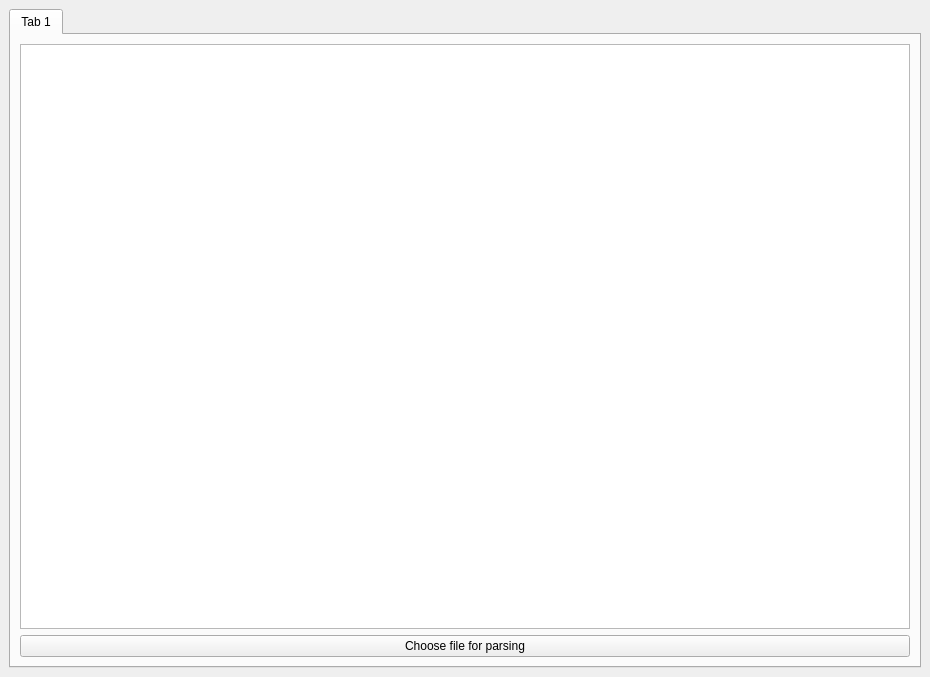
The window that ui/mainwindow.ui (TarasBarninets/speed-test-analyzer) describes before a commit, drawn with Qt 5.
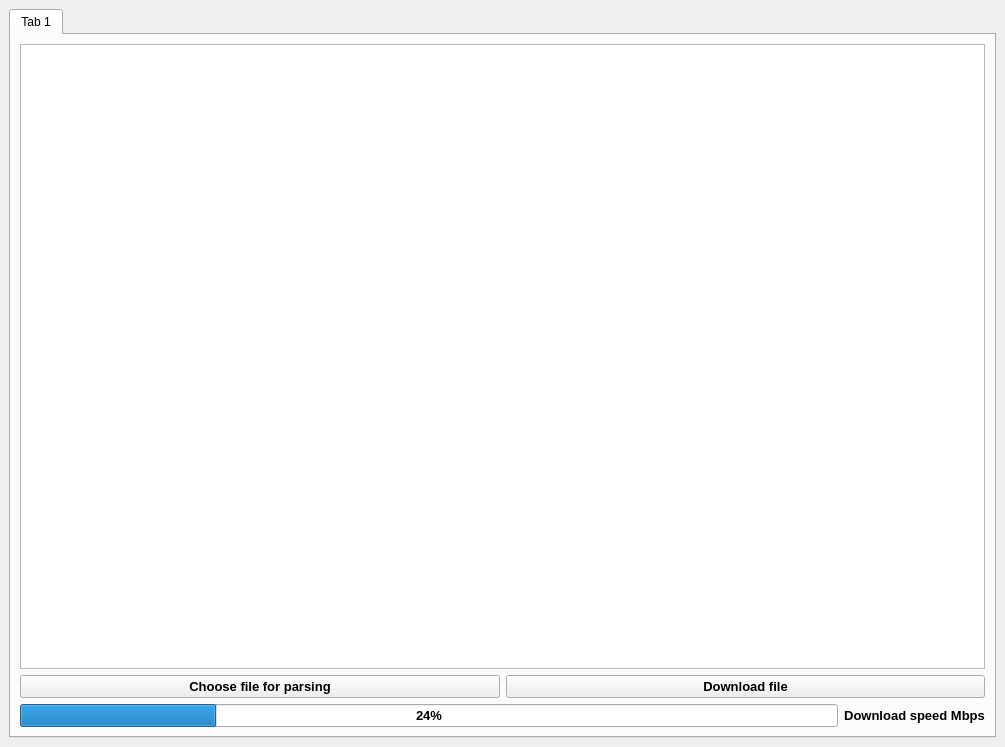
The same window after the commit.

Commit message: Add class for testing download speed

```diff
--- a/ui/mainwindow.ui
+++ b/ui/mainwindow.ui
@@ -6,8 +6,8 @@
    <rect>
     <x>0</x>
     <y>0</y>
-    <width>930</width>
-    <height>677</height>
+    <width>1005</width>
+    <height>747</height>
    </rect>
   </property>
   <property name="windowTitle">
@@ -26,7 +26,7 @@
      <height>16777215</height>
     </size>
    </property>
-   <layout class="QVBoxLayout" name="verticalLayout_3">
+   <layout class="QHBoxLayout" name="horizontalLayout">
     <item>
      <widget class="QTabWidget" name="tabWidget">
       <property name="sizePolicy">
@@ -47,11 +47,87 @@
          <widget class="QTableView" name="tableView"/>
         </item>
         <item>
-         <widget class="QPushButton" name="pushButton">
-          <property name="text">
-           <string>Choose file for parsing</string>
-          </property>
-         </widget>
+         <layout class="QGridLayout" name="gridLayout_2">
+          <item row="0" column="0">
+           <widget class="QPushButton" name="pushButton">
+            <property name="font">
+             <font>
+              <pointsize>10</pointsize>
+              <weight>75</weight>
+              <bold>true</bold>
+             </font>
+            </property>
+            <property name="text">
+             <string>Choose file for parsing</string>
+            </property>
+           </widget>
+          </item>
+          <item row="0" column="1">
+           <widget class="QPushButton" name="pushButton_2">
+            <property name="font">
+             <font>
+              <pointsize>10</pointsize>
+              <weight>75</weight>
+              <bold>true</bold>
+             </font>
+            </property>
+            <property name="text">
+             <string>Download file</string>
+            </property>
+           </widget>
+          </item>
+         </layout>
+        </item>
+        <item>
+         <layout class="QGridLayout" name="gridLayout_3">
+          <item row="0" column="1">
+           <widget class="QLabel" name="label">
+            <property name="sizePolicy">
+             <sizepolicy hsizetype="Preferred" vsizetype="Preferred">
+              <horstretch>0</horstretch>
+              <verstretch>0</verstretch>
+             </sizepolicy>
+            </property>
+            <property name="minimumSize">
+             <size>
+              <width>140</width>
+              <height>0</height>
+             </size>
+            </property>
+            <property name="font">
+             <font>
+              <family>MS Shell Dlg 2</family>
+              <pointsize>10</pointsize>
+              <weight>75</weight>
+              <bold>true</bold>
+             </font>
+            </property>
+            <property name="layoutDirection">
+             <enum>Qt::RightToLeft</enum>
+            </property>
+            <property name="text">
+             <string>Download speed Mbps</string>
+            </property>
+            <property name="alignment">
+             <set>Qt::AlignCenter</set>
+            </property>
+           </widget>
+          </item>
+          <item row="0" column="0">
+           <widget class="QProgressBar" name="progressBar">
+            <property name="font">
+             <font>
+              <pointsize>10</pointsize>
+              <weight>75</weight>
+              <bold>true</bold>
+             </font>
+            </property>
+            <property name="value">
+             <number>24</number>
+            </property>
+           </widget>
+          </item>
+         </layout>
         </item>
        </layout>
       </widget>
```
Left out of the diff: 2 changed lines with no effect on the pictures. The commit also changes 13 other files.
